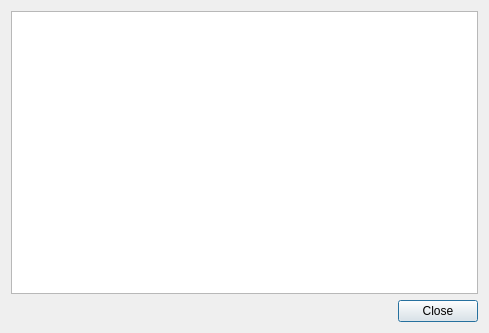
The window that CertMan/tst_info_dlg.ui (jykim74/CertMan) describes before a commit, drawn with Qt 5.
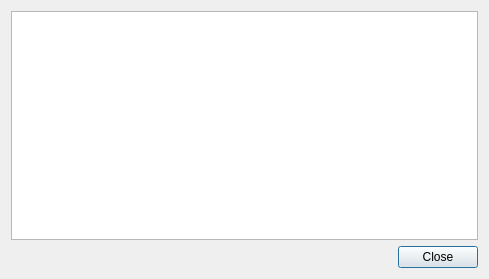
The same window after the commit.

Patch:
```diff
--- a/CertMan/tst_info_dlg.ui
+++ b/CertMan/tst_info_dlg.ui
@@ -7,7 +7,7 @@
     <x>0</x>
     <y>0</y>
     <width>489</width>
-    <height>333</height>
+    <height>279</height>
    </rect>
   </property>
   <property name="windowTitle">
```
